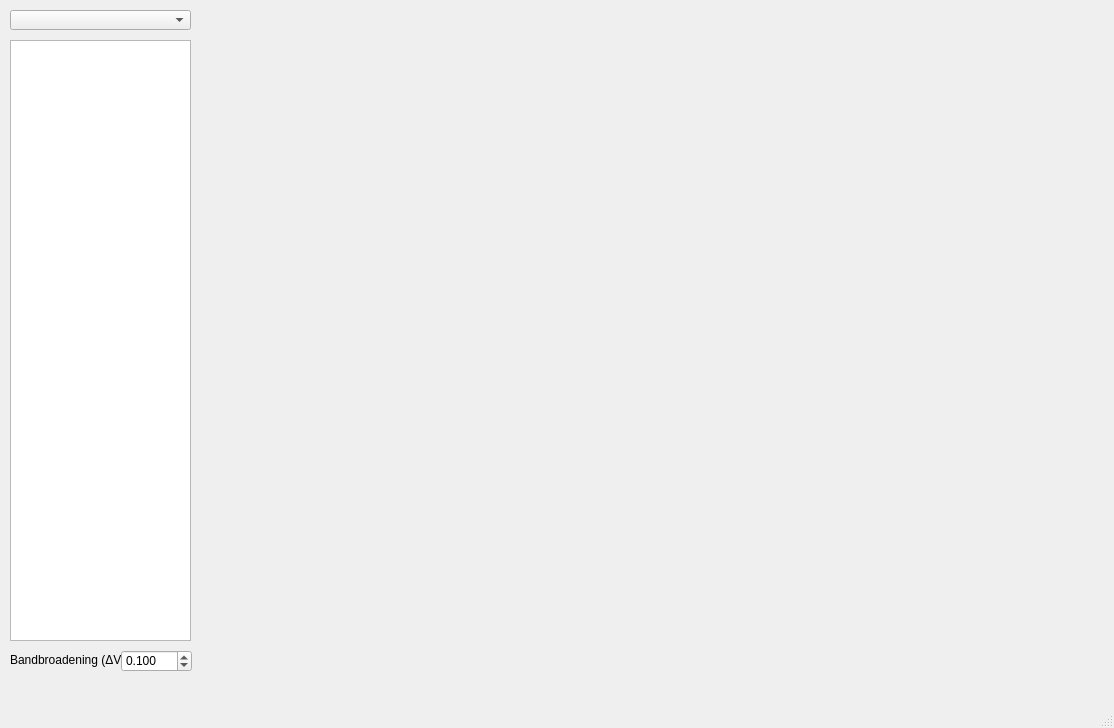
Qt form GUI_STSviewer.ui (scholi/pyOmicron) before a commit.
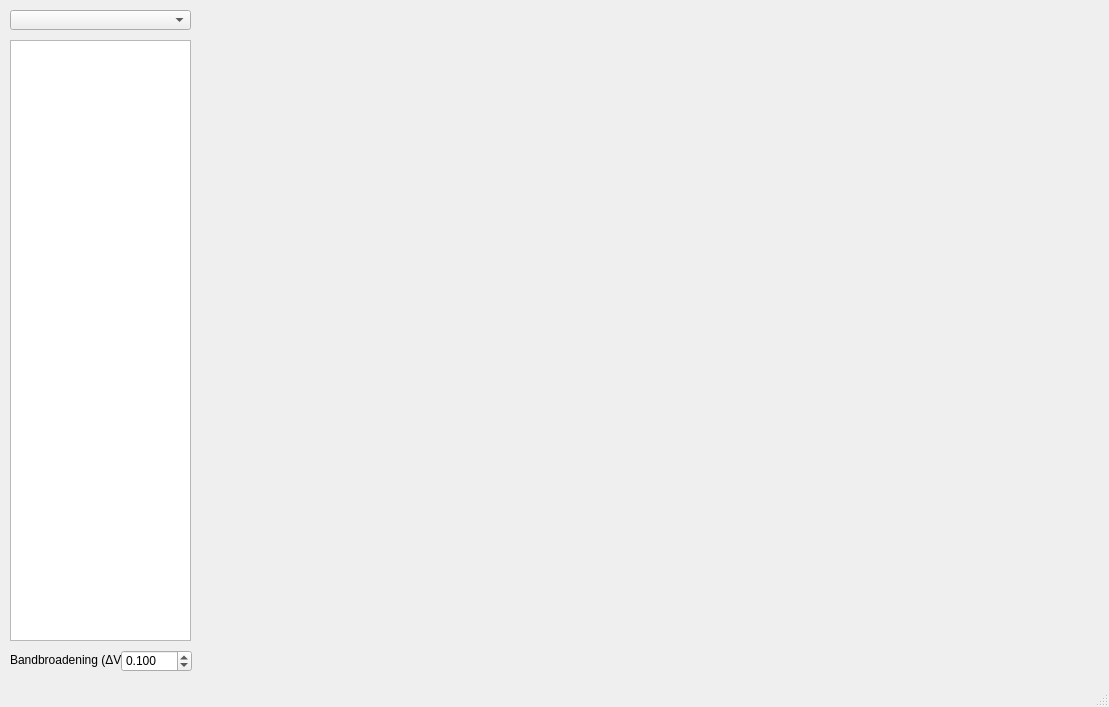
The same form after that commit.

```diff
--- a/GUI_STSviewer.ui
+++ b/GUI_STSviewer.ui
@@ -6,8 +6,8 @@
    <rect>
     <x>0</x>
     <y>0</y>
-    <width>1114</width>
-    <height>728</height>
+    <width>1109</width>
+    <height>707</height>
    </rect>
   </property>
   <property name="windowTitle">
```
Left out of the diff: 19 changed lines with no effect on the pictures.
